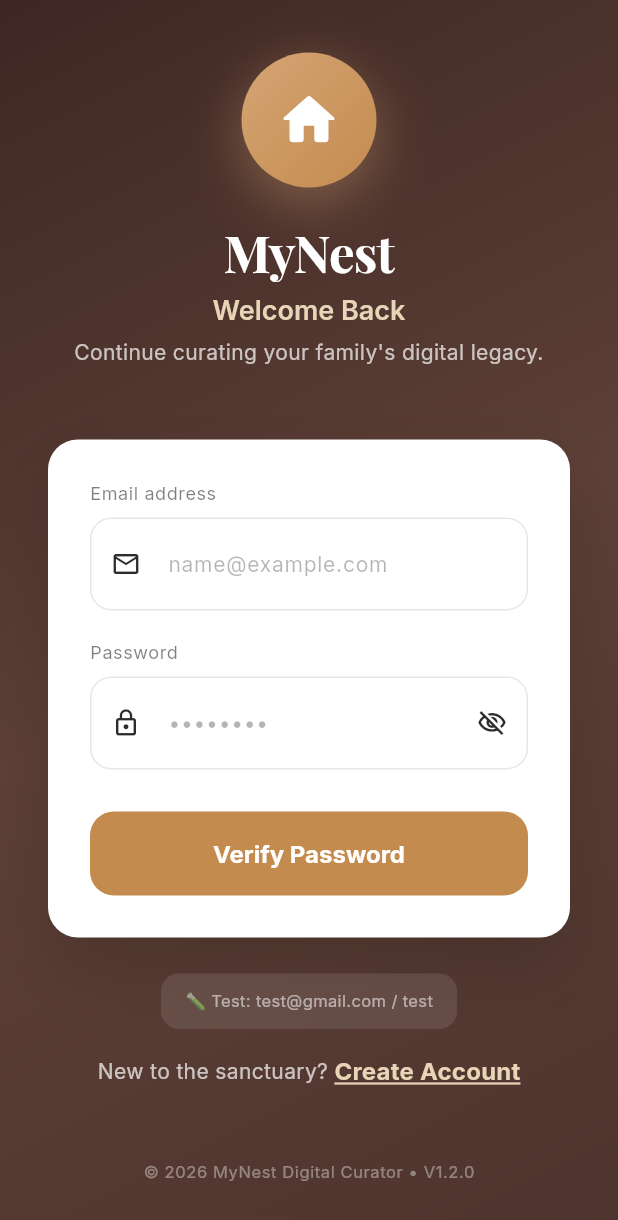
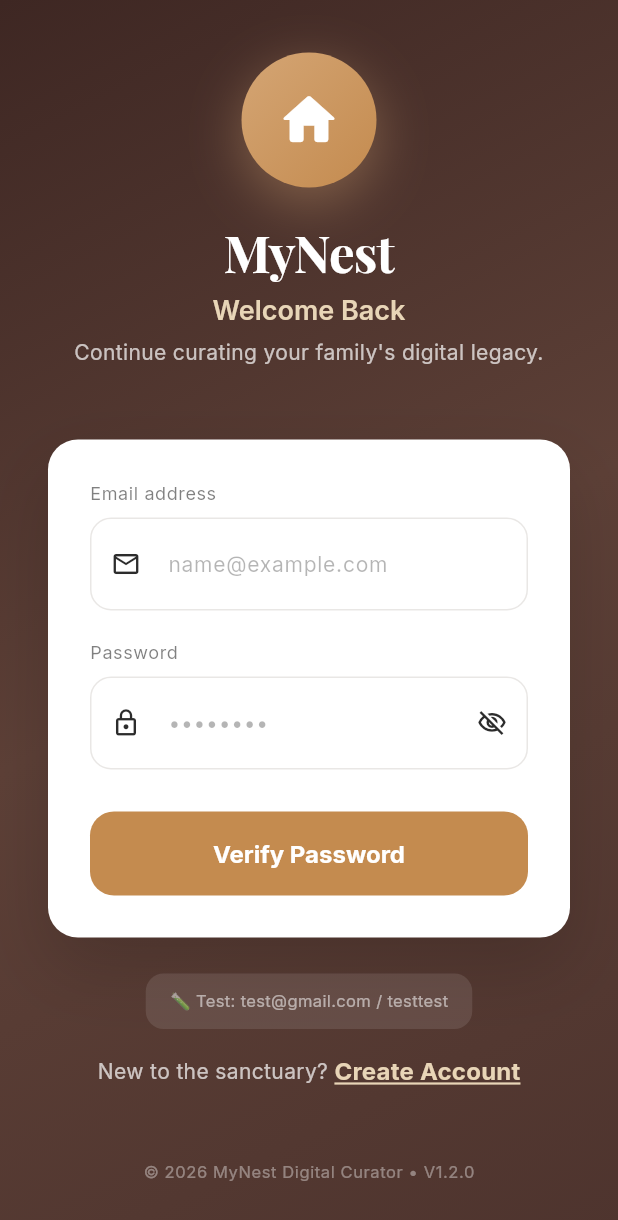
Before and after one commit to Mursalin7842/Mynest, a Flutter app: the screen it shows after launch, on a phone screen of 412 x 824 dp. Shown: the top 1220 px of the screen. Run offline on Flutter 3.47's test engine with Material 3 defaults, Android fonts, the phone set to English and light mode, and no system bars; drawn by our look-alikes of flutter_animate; our stand-ins replace appwrite, audioplayers, google_fonts, image_picker, shared_preferences; missing offline and left inert: record; accounts and stored records are empty; network calls fail.

Commit message:
Fix bracket syntax error and update test account password to 8 chars.

```diff
--- a/mynest_app/lib/config/appwrite_config.dart
+++ b/mynest_app/lib/config/appwrite_config.dart
@@ -31,7 +31,7 @@ class AppwriteConfig {
 
   // ── Test Account (bypasses email verification) ──
   static const String testEmail = 'test@gmail.com';
-  static const String testPassword = 'test';
+  static const String testPassword = 'testtest';
 
   // ── App Version ──
   static const String appVersion = 'V1.2.0';
--- a/mynest_app/lib/screens/studio/memory_studio_screen.dart
+++ b/mynest_app/lib/screens/studio/memory_studio_screen.dart
@@ -307,6 +307,7 @@ class _MemoryStudioScreenState extends State<MemoryStudioScreen> {
               ),
             )),
           ]),
+          ],
           const SizedBox(height: 20),
 
           // Story
```
Also changed, not shown: 1 other file.
